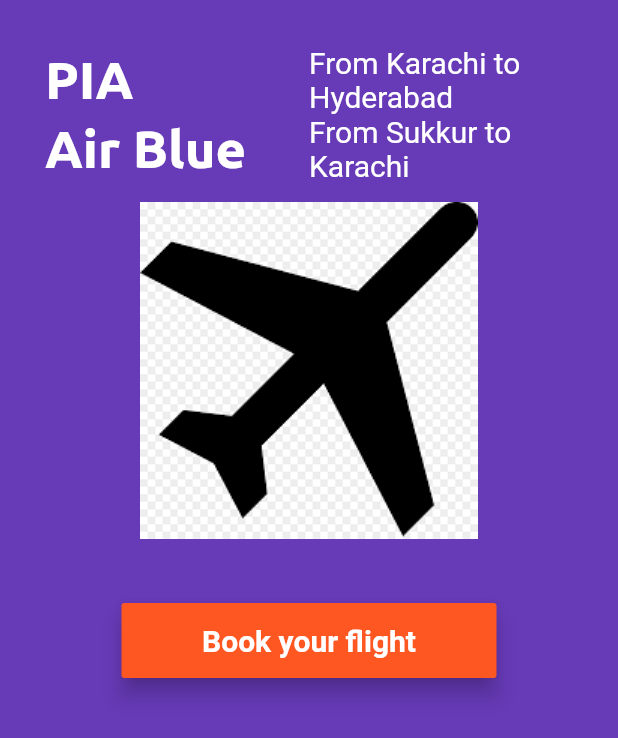
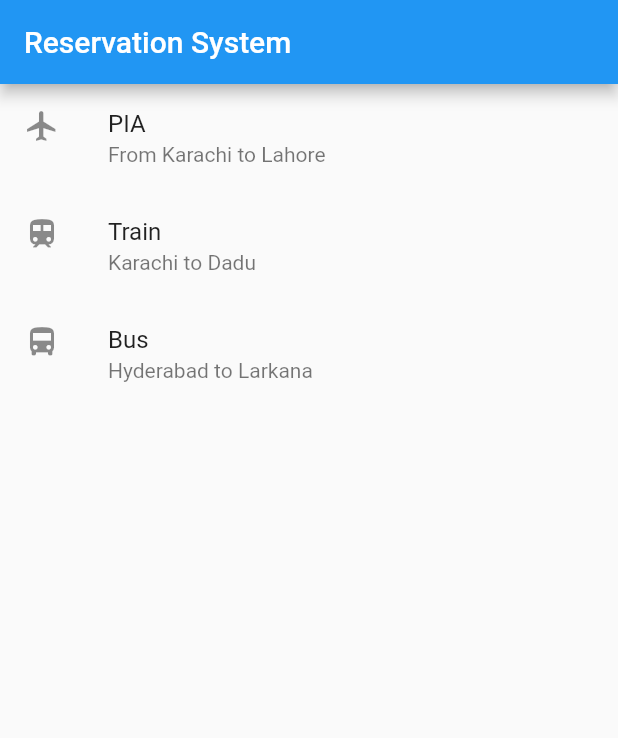
Before and after one commit to Sweng29/flutter_hello_world_app, a Flutter app: the screen it shows after launch, on a phone screen of 412 x 824 dp. Shown: the top 738 px of the screen. Run offline on Flutter 3.47's test engine with Material 2 defaults, Android fonts, the phone set to English and light mode, and no system bars; Roboto replaces fonts that are missing (Raleway).

Commit message:
ListView implementation

```diff
--- a/flutter_apps/lib/main.dart
+++ b/flutter_apps/lib/main.dart
@@ -1,11 +1,46 @@
 import 'package:flutter/material.dart';
-
-import 'app_screens/Home.dart';
 
 void main() {
   runApp(MaterialApp(
-    title: "Exploring UI Widgets",
-    debugShowCheckedModeBanner: false,
-    home: Home(),
-  ));
+      title: "Exploring UI Widgets",
+      debugShowCheckedModeBanner: false,
+      home: //Home(),
+          Scaffold(
+        appBar: AppBar(
+          title: Text("Reservation System"),
+        ),
+        body: ListViewWidget(),
+      )));
 }
+
+// adding listView into the app : Used for short lists
+
+class ListViewWidget extends StatelessWidget {
+  @override
+  Widget build(BuildContext context) {
+    var listView = ListView(
+      children: <Widget>[
+        ListTile(
+          leading: Icon(Icons.flight),
+          title: Text("PIA"),
+          // Optional elements
+          subtitle: Text("From Karachi to Lahore"),
+          //trailing: Icon(Icons.flight_land),
+        ),
+        ListTile(
+          leading: Icon(Icons.train),
+          title: Text("Train"),
+          subtitle: Text("Karachi to Dadu"),
+          //trailing: Icon(Icons.track_changes),
+        ),
+        ListTile(
+          leading: Icon(Icons.directions_bus),
+          title: Text("Bus"),
+          subtitle: Text("Hyderabad to Larkana"),
+          //trailing: Icon(Icons.directions_bus),
+        )
+      ],
+    );
+    return listView;
+  }
+}
```
